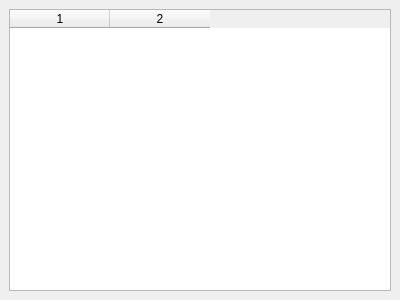
Before: the Qt Designer form pootling/ui/TableTM.ui in cc-archive/pootle, drawn with Qt 5.
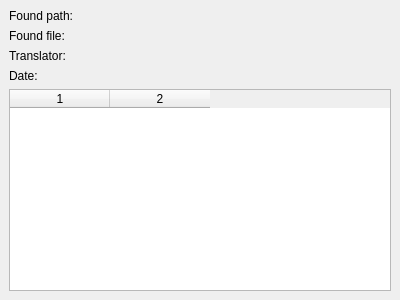
After: the same form once the commit is applied.

Commit message: add more info to tableTM

```diff
--- a/pootling/ui/TableTM.ui
+++ b/pootling/ui/TableTM.ui
@@ -19,7 +19,63 @@
    <property name="spacing" >
     <number>6</number>
    </property>
+   <item row="2" column="0" >
+    <widget class="QLabel" name="label_3" >
+     <property name="text" >
+      <string>Translator:</string>
+     </property>
+    </widget>
+   </item>
+   <item row="1" column="0" >
+    <widget class="QLabel" name="label_2" >
+     <property name="text" >
+      <string>Found file:</string>
+     </property>
+    </widget>
+   </item>
    <item row="0" column="0" >
+    <widget class="QLabel" name="label" >
+     <property name="text" >
+      <string>Found path:</string>
+     </property>
+    </widget>
+   </item>
+   <item row="3" column="0" >
+    <widget class="QLabel" name="label_4" >
+     <property name="text" >
+      <string>Date:</string>
+     </property>
+    </widget>
+   </item>
+   <item row="2" column="1" >
+    <widget class="QLabel" name="lblTranslator" >
+     <property name="text" >
+      <string/>
+     </property>
+    </widget>
+   </item>
+   <item row="0" column="1" >
+    <widget class="QLabel" name="lblPath" >
+     <property name="text" >
+      <string/>
+     </property>
+    </widget>
+   </item>
+   <item row="1" column="1" >
+    <widget class="QLabel" name="lblFile" >
+     <property name="text" >
+      <string/>
+     </property>
+    </widget>
+   </item>
+   <item row="3" column="1" >
+    <widget class="QLabel" name="lblDate" >
+     <property name="text" >
+      <string/>
+     </property>
+    </widget>
+   </item>
+   <item row="4" column="0" colspan="2" >
     <widget class="QTableWidget" name="tblTM" >
      <property name="rowCount" >
       <number>0</number>
```
The commit also changes 1 other file.
